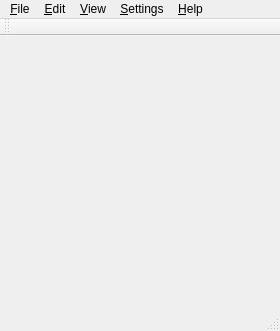
The window that src/ui/mainwindow.ui (hakaishi/nobleNote) describes before a commit, drawn with Qt 5.
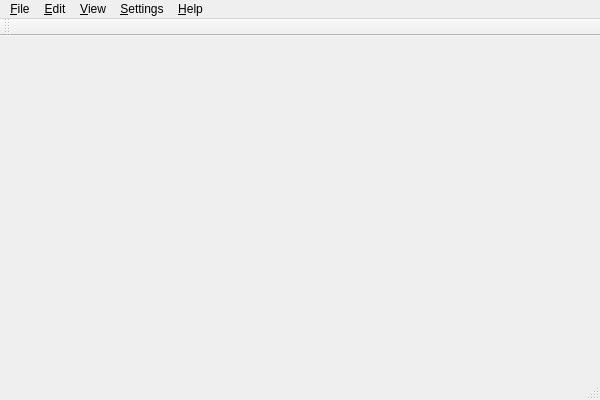
The same window after the commit. Icons and pictures are not drawn.

Commit message: fix the default font on windows 10 and increase default window sizes

```diff
--- a/src/ui/mainwindow.ui
+++ b/src/ui/mainwindow.ui
@@ -6,8 +6,8 @@
    <rect>
     <x>0</x>
     <y>0</y>
-    <width>280</width>
-    <height>331</height>
+    <width>600</width>
+    <height>400</height>
    </rect>
   </property>
   <property name="windowTitle">
@@ -29,8 +29,8 @@
     <rect>
      <x>0</x>
      <y>0</y>
-     <width>280</width>
-     <height>23</height>
+     <width>600</width>
+     <height>26</height>
     </rect>
    </property>
    <widget class="QMenu" name="menuFile">
```
The commit also changes 5 other files.
